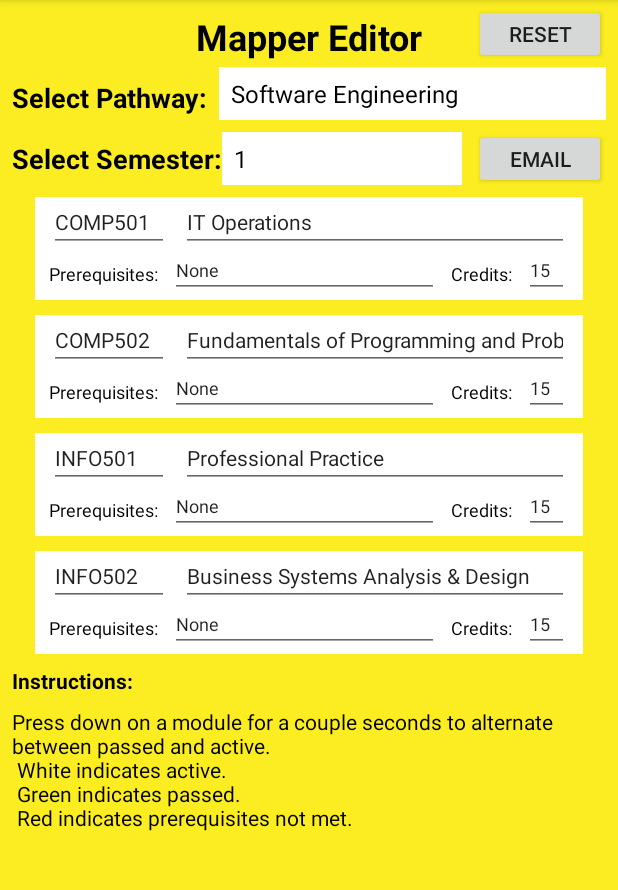
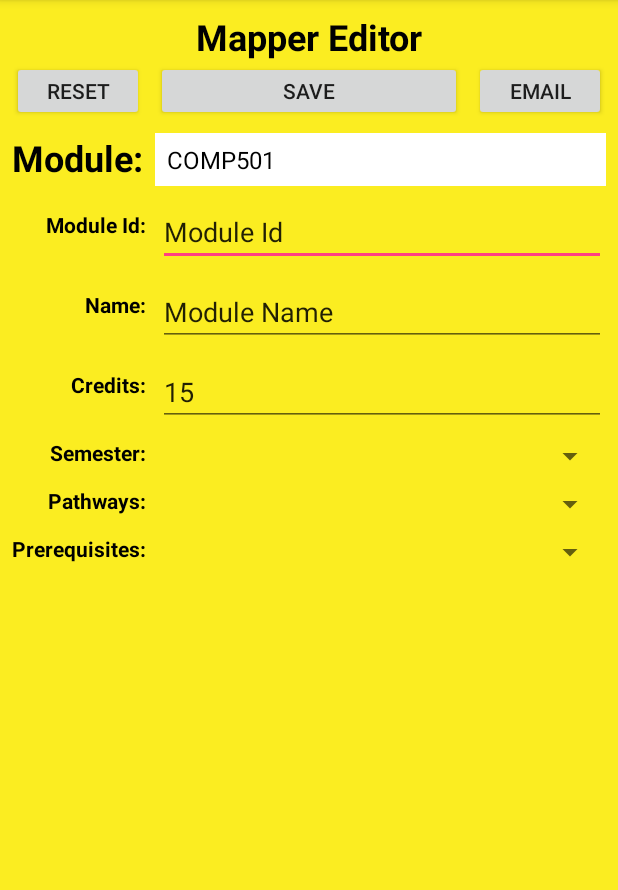
Before and after one commit to MichaelAldous/StudyPlanner, an Android app: the ActivityEditor screen opened directly, with no data from a screen before it, on a phone screen of 412 x 824 dp, the part 84-974 px from its top. Run offline under Robolectric (Android 15) with nearby library versions, the phone set to English and light mode, and no system bars.

Commit message:
Editor changes
Changed editor layout, and how modules will be edited

```diff
--- a/app/src/main/java/com/example/maldo/studyplanner/ActivityEditor.java
+++ b/app/src/main/java/com/example/maldo/studyplanner/ActivityEditor.java
@@ -1,6 +1,5 @@
 package com.example.maldo.studyplanner;
 
-import android.content.Intent;
 import android.os.Bundle;
 import android.support.v7.app.AppCompatActivity;
 import android.util.Log;
@@ -15,11 +14,12 @@ import android.widget.Toast;
 import java.util.ArrayList;
 
 public class ActivityEditor extends AppCompatActivity {
-        MyDBHandler dbHandler = new MyDBHandler(this);
+    MyDBHandler dbHandler = new MyDBHandler(this);
     public static ArrayList<Module> moduleList = new ArrayList<>();
-    public static ArrayList<Module> plannerList = new ArrayList<>();
+    public static ArrayList<Module> editorList = new ArrayList<>();
     private ListView moduleListView ;
     private EditorModuleAdapter editorModuleAdapter;
+    private String moduleID;
     private String pathway;
     private Integer semester;
     private Boolean firstloadP = true;
@@ -31,50 +31,26 @@ public class ActivityEditor extends AppCompatActivity {
         super.onCreate(savedInstanceState);
         setContentView(R.layout.activity_editor);
 
-        moduleListView = findViewById(R.id.editor_moduleListView);
+        final Spinner modulesSpinner = findViewById(R.id.editor_spinner_modules);
+        moduleList = dbHandler.GetEditorModules();
+        ArrayList<String> modIdList = new ArrayList<>();
+        for(Module mod: moduleList){
+            modIdList.add(mod.getModuleId());
+        }
+        ArrayAdapter<String> moduleAdapter = new ArrayAdapter<>(this, android.R.layout.simple_spinner_dropdown_item, modIdList);
+        modulesSpinner.setAdapter(moduleAdapter);
 
-        final Spinner pathwaySpinner = findViewById(R.id.editor_spinner_pathways);
-        ArrayList<String> pathwayList = dbHandler.GetPathways();
-        ArrayAdapter<String> pathwayAdapter = new ArrayAdapter<>(this, android.R.layout.simple_spinner_dropdown_item, pathwayList);
-        pathwaySpinner.setAdapter(pathwayAdapter);
-
-        final Spinner semesterSpinner = findViewById(R.id.editor_spinner_semester);
-        ArrayList<Integer> semesterList = dbHandler.GetSemesters();
-        ArrayAdapter<Integer> semesterAdapter = new ArrayAdapter<>(this, android.R.layout.simple_spinner_dropdown_item, semesterList);
-        semesterSpinner.setAdapter(semesterAdapter);
-
-        moduleList = dbHandler.GetEditorModules();
-        pathway = pathwaySpinner.getSelectedItem().toString();
-        semester = Integer.parseInt(semesterSpinner.getSelectedItem().toString());
-
+        moduleID = modulesSpinner.getSelectedItem().toString();
 
         // Pathway selector
-        pathwaySpinner.setOnItemSelectedListener(new AdapterView.OnItemSelectedListener() {
+        modulesSpinner.setOnItemSelectedListener(new AdapterView.OnItemSelectedListener() {
             @Override
             public void onItemSelected(AdapterView<?> adapterView, View view, int i, long l) {
-                pathway = pathwaySpinner.getSelectedItem().toString();
+                moduleID = modulesSpinner.getSelectedItem().toString();
                 if(!firstloadP){
-                    refreshModuleList(pathway, semester);
+                    //refreshModuleList(pathway, semester);
                 }else {
                     firstloadP = false;
-                }
-            }
-
-            @Override
-            public void onNothingSelected(AdapterView<?> adapterView) {
-
-            }
-        });
-
-        // Semester selector
-        semesterSpinner.setOnItemSelectedListener(new AdapterView.OnItemSelectedListener() {
-            @Override
-            public void onItemSelected(AdapterView<?> adapterView, View view, int i, long l) {
-                semester = Integer.parseInt(semesterSpinner.getSelectedItem().toString());
-                if(!firstloadS){
-                    refreshModuleList(pathway, semester);
-                } else {
-                    firstloadS = false;
                 }
             }
 
@@ -90,7 +66,7 @@ public class ActivityEditor extends AppCompatActivity {
             public void onClick(View view) {
                 if(!firstloadRB) {
                     dbHandler.createEditorDB();
-                    refreshModuleList(pathway, semester);
+                    //refreshModuleList(pathway, semester);
                 } else {
                     firstloadRB = false;
                 }
@@ -124,7 +100,25 @@ public class ActivityEditor extends AppCompatActivity {
             }
         });
 
-        refreshModuleList(pathway, semester);
+        Button saveButton = (Button) findViewById(R.id.editor_buttonSave);
+        saveButton.setOnClickListener(new View.OnClickListener() {
+            @Override
+            public void onClick(View view) {
+
+            }
+        });
+
+        //refreshModuleList(pathway, semester);
+    }
+
+    // Used by requirementsMet to get Module object
+    public static Module findMod(String modID){
+        for(Module mod: moduleList){
+            if(mod.getModuleId().equals(modID)){
+                return mod;
+            }
+        }
+        return null;
     }
 
     private String compileMessage(String pathway){
@@ -151,15 +145,15 @@ public class ActivityEditor extends AppCompatActivity {
     }
 
     public void refreshModuleList(String pathway, Integer semester){
-        plannerList.clear();
+        editorList.clear();
         for(Module m: moduleList ){
+            editorList.add(m);
             if(m.getModuleSemester().equals(semester) && (m.getPathways().contains(pathway) || m.getPathways().contains("Core"))){
-                plannerList.add(m);
             }
         }
-        editorModuleAdapter = new EditorModuleAdapter(this, plannerList);
+        editorModuleAdapter = new EditorModuleAdapter(this, editorList);
         moduleListView.setAdapter(editorModuleAdapter);
-        Log.d("PARENT", "refreshStudentList: " + plannerList);
+        Log.d("PARENT", "refreshStudentList: " + editorList);
         Log.d("PARENT", "refreshStudentList: " + moduleList);
         editorModuleAdapter.notifyDataSetChanged();
 
--- a/app/src/main/java/com/example/maldo/studyplanner/ActivityPlanner.java
+++ b/app/src/main/java/com/example/maldo/studyplanner/ActivityPlanner.java
@@ -102,7 +102,6 @@ public class ActivityPlanner extends AppCompatActivity {
         });
 
         // Hold down to set module to passed or nyp
-        //TODO: update database, set background colours, passed = green, active = white
         moduleListView.setOnItemLongClickListener(new AdapterView.OnItemLongClickListener() {
             @Override
             public boolean onItemLongClick(AdapterView<?> parent, View view, int position, long id) {
--- a/app/src/main/java/com/example/maldo/studyplanner/EditorModuleAdapter.java
+++ b/app/src/main/java/com/example/maldo/studyplanner/EditorModuleAdapter.java
@@ -2,6 +2,8 @@ package com.example.maldo.studyplanner;
 
 import android.content.Context;
 import android.graphics.Color;
+import android.text.Editable;
+import android.text.TextWatcher;
 import android.util.Log;
 import android.view.LayoutInflater;
 import android.view.View;
@@ -9,6 +11,7 @@ import android.view.ViewGroup;
 import android.widget.ArrayAdapter;
 import android.widget.EditText;
 import android.widget.TextView;
+import android.widget.Toast;
 
 import java.util.ArrayList;
 
@@ -19,15 +22,16 @@ public class EditorModuleAdapter extends ArrayAdapter<Module> {
 
     @Override
     public View getView(int position, View convertView, ViewGroup parent){
-        Module module = getItem(position);
+        final Module module = getItem(position);
         if(convertView == null){
             convertView = LayoutInflater.from(getContext()).inflate(R.layout.editor_list_item,parent,false);
         }
 
-        EditText etModID = (EditText) convertView.findViewById(R.id.eli_mod_id);
+        final EditText etModID = (EditText) convertView.findViewById(R.id.eli_mod_id);
         EditText etModName = (EditText) convertView.findViewById(R.id.eli_mod_name);
         EditText etCredits = (EditText) convertView.findViewById(R.id.eli_credits);
         EditText etPrereq = (EditText) convertView.findViewById(R.id.eli_prereq);
+
 
         etModID.setText(module.getModuleId());
         etModName.setText(module.getModuleName());
--- a/app/src/main/java/com/example/maldo/studyplanner/Module.java
+++ b/app/src/main/java/com/example/maldo/studyplanner/Module.java
@@ -49,5 +49,26 @@ public class Module {
     public void setModuleStatus(String status){
         this.status = status;
     }
+    public void setModId(String id){
+        this.id = id;
+    }
+    public void setModName(String name){
+        this.name = name;
+    }
+    public void setModDesc(String desc){
+        this.description = desc;
+    }
+    public void setModPrereqs(ArrayList<String> prereqs){
+        this.prereqs = prereqs;
+    }
+    public void setModPathways(ArrayList<String> pathways){
+        this.pathways = pathways;
+    }
+    public void setModSemester(Integer semester){
+        this.semester = semester;
+    }
+    public void setModCredits(Integer credits){
+        this.credits = credits;
+    }
 
 }
--- a/app/src/main/res/layout/activity_editor.xml
+++ b/app/src/main/res/layout/activity_editor.xml
@@ -8,91 +8,40 @@
     tools:layout_editor_absoluteY="81dp">
 
     <Spinner
-        android:id="@+id/editor_spinner_semester"
-        android:layout_width="0dp"
-        android:layout_height="35dp"
-        android:layout_marginEnd="8dp"
-        android:layout_marginTop="8dp"
-        android:background="#FFFFFF"
-        android:spinnerMode="dialog"
-        app:layout_constraintEnd_toStartOf="@+id/editor_buttonEmail"
-        app:layout_constraintStart_toEndOf="@+id/editor_textView2"
-        app:layout_constraintTop_toBottomOf="@+id/editor_spinner_pathways" />
-
-    <Spinner
-        android:id="@+id/editor_spinner_pathways"
+        android:id="@+id/editor_spinner_modules"
         android:layout_width="0dp"
         android:layout_height="35dp"
         android:layout_marginEnd="8dp"
         android:layout_marginStart="8dp"
-        android:layout_marginTop="4dp"
+        android:layout_marginTop="8dp"
         android:background="#FFFFFF"
         android:spinnerMode="dialog"
         app:layout_constraintEnd_toEndOf="parent"
-        app:layout_constraintHorizontal_bias="1.0"
         app:layout_constraintStart_toEndOf="@+id/editor_textView1"
-        app:layout_constraintTop_toBottomOf="@+id/editor_textView5" />
-
-    <ListView
-        android:id="@+id/editor_moduleListView"
-        android:layout_width="365dp"
-        android:layout_height="wrap_content"
-        android:layout_marginEnd="16dp"
-        android:layout_marginStart="16dp"
-        android:layout_marginTop="8dp"
-        android:divider="#FBED21"
-        android:dividerHeight="10dp"
-        app:layout_constraintEnd_toEndOf="parent"
-        app:layout_constraintStart_toStartOf="parent"
-        app:layout_constraintTop_toBottomOf="@+id/editor_spinner_semester" />
+        app:layout_constraintTop_toBottomOf="@+id/editor_buttonSave" />
 
     <TextView
         android:id="@+id/editor_textView1"
         android:layout_width="wrap_content"
         android:layout_height="wrap_content"
         android:layout_marginStart="8dp"
-        android:layout_marginTop="12dp"
-        android:text="Select Pathway:"
+        android:layout_marginTop="8dp"
+        android:text="Module:"
         android:textColor="#000000"
-        android:textSize="18sp"
+        android:textSize="24sp"
         android:textStyle="bold"
         app:layout_constraintStart_toStartOf="parent"
-        app:layout_constraintTop_toBottomOf="@+id/editor_textView5" />
-
-    <TextView
-        android:id="@+id/editor_textView2"
-        android:layout_width="wrap_content"
-        android:layout_height="wrap_content"
-        android:layout_marginStart="8dp"
-        android:layout_marginTop="16dp"
-        android:text="Select Semester:"
-        android:textColor="#000000"
-        android:textSize="18sp"
-        android:textStyle="bold"
-        app:layout_constraintStart_toStartOf="parent"
-        app:layout_constraintTop_toBottomOf="@+id/editor_textView1" />
+        app:layout_constraintTop_toBottomOf="@+id/editor_reset_button" />
 
     <Button
         android:id="@+id/editor_buttonEmail"
-        android:layout_width="wrap_content"
+        android:layout_width="0dp"
         android:layout_height="40dp"
         android:layout_marginEnd="8dp"
-        android:layout_marginTop="6dp"
         android:text="Email"
         android:textSize="14sp"
         app:layout_constraintEnd_toEndOf="parent"
-        app:layout_constraintTop_toBottomOf="@+id/editor_spinner_pathways" />
-
-    <TextView
-        android:id="@+id/editor_textView4"
-        android:layout_width="wrap_content"
-        android:layout_height="wrap_content"
-        android:layout_marginStart="8dp"
-        android:layout_marginTop="8dp"
-        android:text="@string/planner_instructions"
-        android:textColor="#000000"
-        app:layout_constraintStart_toStartOf="parent"
-        app:layout_constraintTop_toBottomOf="@+id/editor_textView3" />
+        app:layout_constraintTop_toBottomOf="@+id/editor_textView5" />
 
     <TextView
         android:id="@+id/editor_textView5"
@@ -111,26 +60,163 @@
 
     <Button
         android:id="@+id/editor_reset_button"
-        android:layout_width="wrap_content"
+        android:layout_width="0dp"
         android:layout_height="40dp"
-        android:layout_marginBottom="8dp"
+        android:layout_marginStart="8dp"
+        android:text="Reset"
+        app:layout_constraintStart_toStartOf="parent"
+        app:layout_constraintTop_toBottomOf="@+id/editor_textView5" />
+
+    <Button
+        android:id="@+id/editor_buttonSave"
+        android:layout_width="0dp"
+        android:layout_height="40dp"
         android:layout_marginEnd="8dp"
-        android:layout_marginTop="8dp"
-        android:text="Reset"
-        app:layout_constraintBottom_toTopOf="@+id/editor_spinner_pathways"
-        app:layout_constraintEnd_toEndOf="parent"
-        app:layout_constraintTop_toTopOf="parent" />
+        android:layout_marginStart="8dp"
+        android:text="Save"
+        android:textSize="14sp"
+        app:layout_constraintEnd_toStartOf="@+id/editor_buttonEmail"
+        app:layout_constraintStart_toEndOf="@+id/editor_reset_button"
+        app:layout_constraintTop_toBottomOf="@+id/editor_textView5" />
 
     <TextView
-        android:id="@+id/editor_textView3"
+        android:id="@+id/textView19"
+        android:layout_width="wrap_content"
+        android:layout_height="wrap_content"
+        android:layout_marginTop="8dp"
+        android:text="Module Id:"
+        android:textColor="#000000"
+        android:textStyle="bold"
+        app:layout_constraintEnd_toEndOf="@+id/textView24"
+        app:layout_constraintTop_toTopOf="@+id/et_modId" />
+
+    <TextView
+        android:id="@+id/textView20"
+        android:layout_width="wrap_content"
+        android:layout_height="wrap_content"
+        android:layout_marginTop="8dp"
+        android:text=" Name:"
+        android:textAlignment="textStart"
+        android:textColor="#000000"
+        android:textStyle="bold"
+        app:layout_constraintEnd_toEndOf="@+id/textView24"
+        app:layout_constraintTop_toTopOf="@+id/et_modName" />
+
+    <TextView
+        android:id="@+id/textView21"
+        android:layout_width="wrap_content"
+        android:layout_height="wrap_content"
+        android:text="Semester:"
+        android:textColor="#000000"
+        android:textStyle="bold"
+        app:layout_constraintEnd_toEndOf="@+id/textView24"
+        app:layout_constraintTop_toTopOf="@+id/spinner_semester" />
+
+    <TextView
+        android:id="@+id/textView22"
+        android:layout_width="wrap_content"
+        android:layout_height="wrap_content"
+        android:text="Pathways:"
+        android:textColor="#000000"
+        android:textStyle="bold"
+        app:layout_constraintEnd_toEndOf="@+id/textView24"
+        app:layout_constraintTop_toTopOf="@+id/spinner_pathways" />
+
+    <TextView
+        android:id="@+id/textView23"
+        android:layout_width="wrap_content"
+        android:layout_height="wrap_content"
+        android:layout_marginTop="8dp"
+        android:text="Credits:"
+        android:textColor="#000000"
+        android:textStyle="bold"
+        app:layout_constraintEnd_toEndOf="@+id/textView24"
+        app:layout_constraintTop_toTopOf="@+id/et_credits" />
+
+    <TextView
+        android:id="@+id/textView24"
         android:layout_width="wrap_content"
         android:layout_height="wrap_content"
         android:layout_marginStart="8dp"
-        android:layout_marginTop="8dp"
-        android:text="Instructions:"
+        android:text="Prerequisites:"
         android:textColor="#000000"
         android:textStyle="bold"
         app:layout_constraintStart_toStartOf="parent"
-        app:layout_constraintTop_toBottomOf="@+id/editor_moduleListView" />
+        app:layout_constraintTop_toTopOf="@+id/spinner_prereq" />
+
+    <EditText
+        android:id="@+id/et_modId"
+        android:layout_width="0dp"
+        android:layout_height="wrap_content"
+        android:layout_marginEnd="8dp"
+        android:layout_marginStart="8dp"
+        android:layout_marginTop="8dp"
+        android:ems="10"
+        android:inputType="textPersonName"
+        android:text="Module Id"
+        app:layout_constraintEnd_toEndOf="parent"
+        app:layout_constraintStart_toEndOf="@+id/textView24"
+        app:layout_constraintTop_toBottomOf="@+id/editor_spinner_modules" />
+
+    <EditText
+        android:id="@+id/et_modName"
+        android:layout_width="0dp"
+        android:layout_height="wrap_content"
+        android:layout_marginEnd="8dp"
+        android:layout_marginStart="8dp"
+        android:layout_marginTop="8dp"
+        android:ems="10"
+        android:inputType="textPersonName"
+        android:text="Module Name"
+        app:layout_constraintEnd_toEndOf="parent"
+        app:layout_constraintStart_toEndOf="@+id/textView24"
+        app:layout_constraintTop_toBottomOf="@+id/et_modId" />
+
+    <Spinner
+        android:id="@+id/spinner_semester"
+        android:layout_width="0dp"
+        android:layout_height="wrap_content"
+        android:layout_marginEnd="8dp"
+        android:layout_marginStart="8dp"
+        android:layout_marginTop="8dp"
+        app:layout_constraintEnd_toEndOf="parent"
+        app:layout_constraintStart_toEndOf="@+id/textView24"
+        app:layout_constraintTop_toBottomOf="@+id/et_credits" />
+
+    <Spinner
+        android:id="@+id/spinner_pathways"
+        android:layout_width="0dp"
+        android:layout_height="wrap_content"
+        android:layout_marginEnd="8dp"
+        android:layout_marginStart="8dp"
+        android:layout_marginTop="8dp"
+        app:layout_constraintEnd_toEndOf="parent"
+        app:layout_constraintStart_toEndOf="@+id/textView24"
+        app:layout_constraintTop_toBottomOf="@+id/spinner_semester" />
+
+    <EditText
+        android:id="@+id/et_credits"
+        android:layout_width="0dp"
+        android:layout_height="wrap_content"
+        android:layout_marginEnd="8dp"
+        android:layout_marginStart="8dp"
+        android:layout_marginTop="8dp"
+        android:ems="10"
+        android:inputType="number"
+        android:text="15"
+        app:layout_constraintEnd_toEndOf="parent"
+        app:layout_constraintStart_toEndOf="@+id/textView24"
+        app:layout_constraintTop_toBottomOf="@+id/et_modName" />
+
+    <Spinner
+        android:id="@+id/spinner_prereq"
+        android:layout_width="0dp"
+        android:layout_height="wrap_content"
+        android:layout_marginEnd="8dp"
+        android:layout_marginStart="8dp"
+        android:layout_marginTop="8dp"
+        app:layout_constraintEnd_toEndOf="parent"
+        app:layout_constraintStart_toEndOf="@+id/textView24"
+        app:layout_constraintTop_toBottomOf="@+id/spinner_pathways" />
 
 </android.support.constraint.ConstraintLayout>
--- a/app/src/main/res/layout/activity_planner.xml
+++ b/app/src/main/res/layout/activity_planner.xml
@@ -34,7 +34,7 @@
 
     <ListView
         android:id="@+id/moduleListView"
-        android:layout_width="365dp"
+        android:layout_width="0dp"
         android:layout_height="0dp"
         android:layout_marginBottom="8dp"
         android:layout_marginEnd="16dp"
@@ -49,7 +49,7 @@
 
     <TextView
         android:id="@+id/textView7"
-        android:layout_width="wrap_content"
+        android:layout_width="0dp"
         android:layout_height="wrap_content"
         android:layout_marginStart="8dp"
         android:layout_marginTop="12dp"
@@ -62,7 +62,7 @@
 
     <TextView
         android:id="@+id/textView8"
-        android:layout_width="wrap_content"
+        android:layout_width="0dp"
         android:layout_height="wrap_content"
         android:layout_marginStart="8dp"
         android:layout_marginTop="16dp"
@@ -75,7 +75,7 @@
 
     <Button
         android:id="@+id/buttonEmail"
-        android:layout_width="wrap_content"
+        android:layout_width="0dp"
         android:layout_height="40dp"
         android:layout_marginEnd="8dp"
         android:layout_marginTop="6dp"
--- a/app/src/main/res/layout/editor_list_item.xml
+++ b/app/src/main/res/layout/editor_list_item.xml
@@ -11,7 +11,20 @@
     <android.support.constraint.ConstraintLayout
         android:id="@+id/pli_innerLayout"
         android:layout_width="match_parent"
-        android:layout_height="66dp">
+        android:layout_height="150dp">
+
+        <EditText
+            android:id="@+id/eli_semester"
+            android:layout_width="30dp"
+            android:layout_height="wrap_content"
+            android:layout_marginBottom="8dp"
+            android:layout_marginEnd="8dp"
+            android:ems="10"
+            android:inputType="number"
+            android:text="1"
+            android:textSize="12sp"
+            app:layout_constraintBottom_toTopOf="@+id/eli_credits"
+            app:layout_constraintEnd_toEndOf="parent" />
 
         <TextView
             android:id="@+id/tvRequired"
@@ -19,11 +32,13 @@
             android:layout_height="wrap_content"
             android:layout_marginBottom="8dp"
             android:layout_marginStart="8dp"
+            android:layout_marginTop="8dp"
             android:text="Prerequisites:"
             android:textColor="#000000"
             android:textSize="12sp"
             app:layout_constraintBottom_toBottomOf="parent"
-            app:layout_constraintStart_toStartOf="parent" />
+            app:layout_constraintStart_toStartOf="parent"
+            app:layout_constraintTop_toBottomOf="@+id/eli_mod_id" />
 
         <TextView
             android:id="@+id/tvCredits"
@@ -81,13 +96,47 @@
             android:layout_height="wrap_content"
             android:layout_marginEnd="8dp"
             android:layout_marginStart="8dp"
+            android:layout_marginTop="8dp"
             android:ems="10"
             android:inputType="textPersonName"
-            android:text="Name"
+            android:text="Prereq"
             android:textSize="12sp"
             app:layout_constraintBottom_toBottomOf="parent"
+            app:layout_constraintEnd_toStartOf="@+id/textView18"
+            app:layout_constraintStart_toEndOf="@+id/tvRequired"
+            app:layout_constraintTop_toBottomOf="@+id/eli_mod_id" />
+
+        <TextView
+            android:id="@+id/textView4"
+            android:layout_width="wrap_content"
+            android:layout_height="wrap_content"
+            android:layout_marginStart="8dp"
+            android:layout_marginTop="8dp"
+            android:text="Pathway:"
+            app:layout_constraintStart_toStartOf="parent"
+            app:layout_constraintTop_toBottomOf="@+id/tvRequired" />
+
+        <TextView
+            android:id="@+id/textView18"
+            android:layout_width="wrap_content"
+            android:layout_height="wrap_content"
+            android:layout_marginBottom="32dp"
+            android:layout_marginEnd="8dp"
+            android:text="Semester:"
+            android:textColor="#000000"
+            android:textSize="12sp"
+            app:layout_constraintBottom_toTopOf="@+id/tvCredits"
+            app:layout_constraintEnd_toStartOf="@+id/eli_semester" />
+
+        <Spinner
+            android:id="@+id/spinner"
+            android:layout_width="0dp"
+            android:layout_height="wrap_content"
+            android:layout_marginEnd="8dp"
+            android:layout_marginStart="8dp"
             app:layout_constraintEnd_toStartOf="@+id/tvCredits"
-            app:layout_constraintStart_toEndOf="@+id/tvRequired" />
+            app:layout_constraintStart_toEndOf="@+id/textView4"
+            tools:layout_editor_absoluteY="110dp" />
     </android.support.constraint.ConstraintLayout>
 
 </LinearLayout>
```
